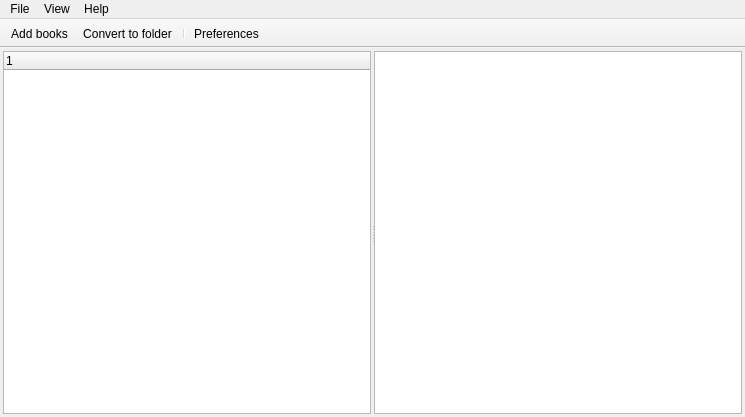
Above: src/main/designer/mainwindow.ui from dnkorpushov/libro before the change. Below: the same form after it.
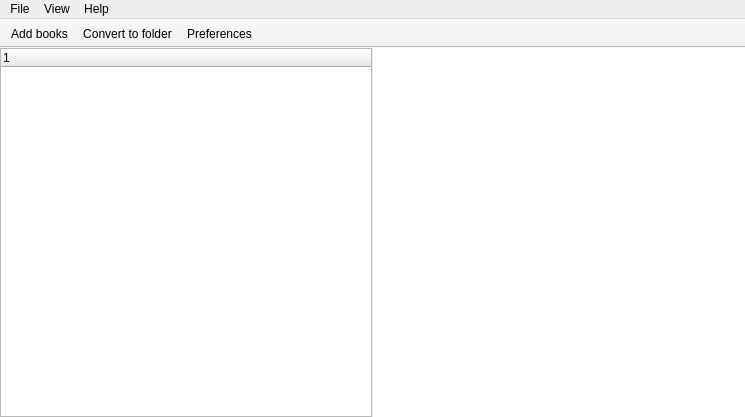
That is the form after the change. Icons and pictures are not drawn. Custom widgets are drawn as their Qt base class.

The edit to the form file:
```diff
--- a/src/main/designer/mainwindow.ui
+++ b/src/main/designer/mainwindow.ui
@@ -16,19 +16,19 @@
   <widget class="QWidget" name="centralwidget">
    <layout class="QGridLayout" name="gridLayout">
     <property name="leftMargin">
-     <number>3</number>
+     <number>0</number>
     </property>
     <property name="topMargin">
-     <number>3</number>
+     <number>0</number>
     </property>
     <property name="rightMargin">
-     <number>3</number>
+     <number>0</number>
     </property>
     <property name="bottomMargin">
-     <number>3</number>
+     <number>0</number>
     </property>
     <property name="spacing">
-     <number>3</number>
+     <number>0</number>
     </property>
     <item row="0" column="0">
      <widget class="QSplitter" name="splitter">
@@ -36,7 +36,7 @@
        <enum>Qt::Horizontal</enum>
       </property>
       <property name="handleWidth">
-       <number>3</number>
+       <number>1</number>
       </property>
       <property name="childrenCollapsible">
        <bool>false</bool>
@@ -49,9 +49,33 @@
        </column>
       </widget>
       <widget class="BookTableView" name="bookTable">
+       <property name="frameShape">
+        <enum>QFrame::NoFrame</enum>
+       </property>
+       <property name="alternatingRowColors">
+        <bool>true</bool>
+       </property>
        <property name="selectionMode">
         <enum>QAbstractItemView::ExtendedSelection</enum>
        </property>
+       <property name="selectionBehavior">
+        <enum>QAbstractItemView::SelectRows</enum>
+       </property>
+       <property name="showGrid">
+        <bool>false</bool>
+       </property>
+       <property name="wordWrap">
+        <bool>false</bool>
+       </property>
+       <property name="cornerButtonEnabled">
+        <bool>false</bool>
+       </property>
+       <attribute name="verticalHeaderDefaultSectionSize">
+        <number>24</number>
+       </attribute>
+       <attribute name="verticalHeaderMinimumSectionSize">
+        <number>20</number>
+       </attribute>
       </widget>
      </widget>
     </item>
@@ -104,6 +128,12 @@
    <property name="movable">
     <bool>false</bool>
    </property>
+   <property name="iconSize">
+    <size>
+     <width>24</width>
+     <height>24</height>
+    </size>
+   </property>
    <property name="floatable">
     <bool>false</bool>
    </property>
@@ -115,7 +145,6 @@
    </attribute>
    <addaction name="actionAddBooks"/>
    <addaction name="actionConvertToDisk"/>
-   <addaction name="separator"/>
    <addaction name="actionSettings"/>
   </widget>
   <action name="actionAddBooks">
```
Left out of the diff: 5 changed lines with no effect on the pictures.
